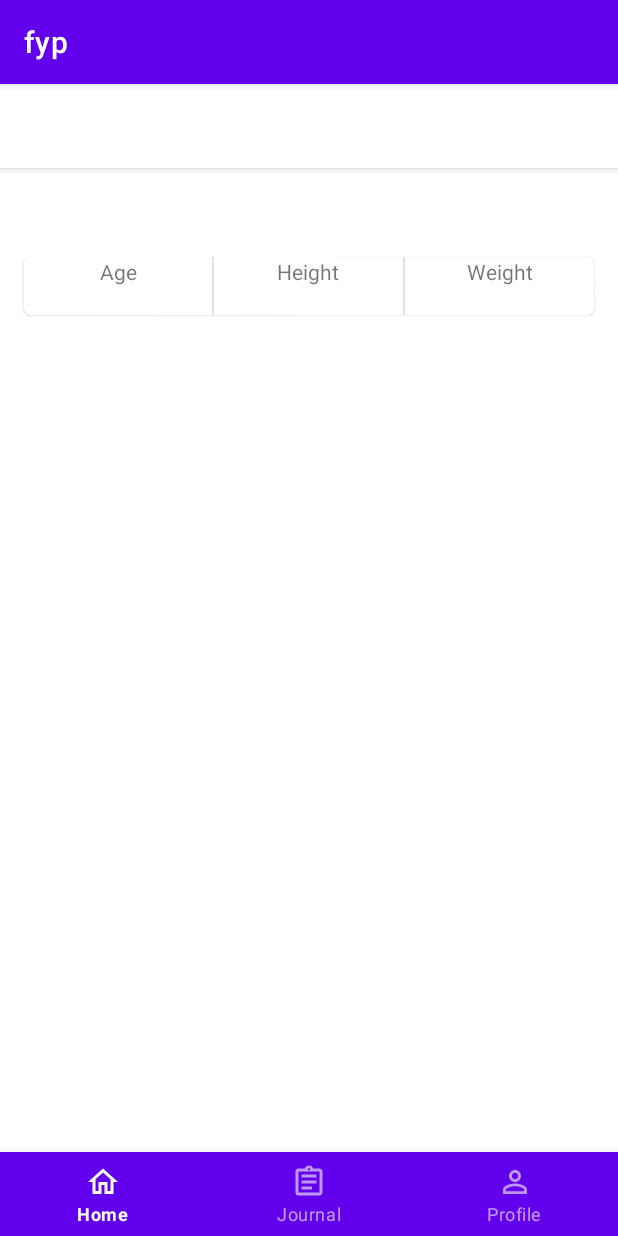
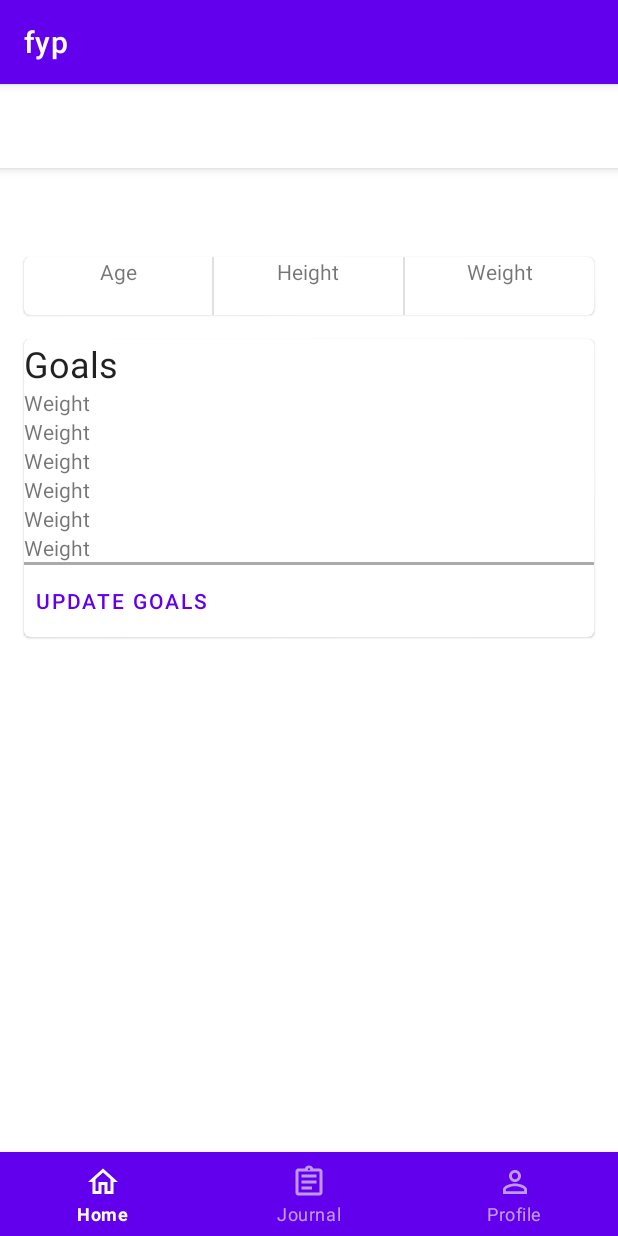
Before and after one commit to arvin07143/calorie-tracking-via-object-detection, an Android app: the fragment UserProfile placed in its activity, on a phone screen of 412 x 824 dp. Run offline under Robolectric (Android 15) with nearby library versions, the phone set to English and light mode, and no system bars; our stand-ins replace Firebase (no records; nobody signed in at launch, a user with empty details on screens opened directly), Volley, data binding; pictures from the network do not load; 5 statements that could not run were skipped.

Commit message:
create ui elements

```diff
--- a/client/android/app/src/main/res/layout/fragment_user_profile.xml
+++ b/client/android/app/src/main/res/layout/fragment_user_profile.xml
@@ -1,6 +1,5 @@
 <?xml version="1.0" encoding="utf-8"?>
-<layout
-    xmlns:android="http://schemas.android.com/apk/res/android"
+<layout xmlns:android="http://schemas.android.com/apk/res/android"
     xmlns:app="http://schemas.android.com/apk/res-auto"
     xmlns:tools="http://schemas.android.com/tools"
     tools:context=".UserProfile">
@@ -44,15 +43,13 @@
             <LinearLayout
                 android:layout_width="match_parent"
                 android:layout_height="match_parent"
-                android:orientation="vertical"
-                >
+                android:orientation="vertical">
 
                 <LinearLayout
                     android:layout_width="match_parent"
                     android:layout_height="match_parent"
                     android:divider="?android:listDivider"
-                    android:showDividers="middle"
-                    >
+                    android:showDividers="middle">
 
                     <TextView
                         android:layout_width="0dp"
@@ -112,6 +109,79 @@
                 </LinearLayout>
             </LinearLayout>
         </com.google.android.material.card.MaterialCardView>
+
+        <com.google.android.material.card.MaterialCardView
+            android:layout_width="match_parent"
+            android:layout_marginStart="16dp"
+            android:layout_marginEnd="16dp"
+            android:layout_height="wrap_content">
+
+            <LinearLayout
+                android:layout_width="match_parent"
+                android:layout_height="wrap_content"
+                android:orientation="vertical">
+
+                <TextView
+                    style="@style/TextAppearance.MaterialComponents.Headline5"
+                    android:layout_width="wrap_content"
+                    android:layout_height="wrap_content"
+                    android:text="Goals" />
+
+                <LinearLayout
+                    android:layout_width="match_parent"
+                    android:layout_height="wrap_content"
+                    android:orientation="vertical">
+
+                    <TextView
+                        android:layout_width="wrap_content"
+                        android:layout_height="wrap_content"
+                        android:text="Weight" />
+
+                    <TextView
+                        android:layout_width="wrap_content"
+                        android:layout_height="wrap_content"
+                        android:text="Weight" />
+
+                    <TextView
+                        android:layout_width="wrap_content"
+                        android:layout_height="wrap_content"
+                        android:text="Weight" />
+                </LinearLayout>
+
+                <LinearLayout
+                    android:layout_width="match_parent"
+                    android:layout_height="wrap_content"
+                    android:orientation="vertical">
+
+                    <TextView
+                        android:layout_width="wrap_content"
+                        android:layout_height="wrap_content"
+                        android:text="Weight" />
+
+                    <TextView
+                        android:layout_width="wrap_content"
+                        android:layout_height="wrap_content"
+                        android:text="Weight" />
+
+                    <TextView
+                        android:layout_width="wrap_content"
+                        android:layout_height="wrap_content"
+                        android:text="Weight" />
+                </LinearLayout>
+
+                <View
+                    android:layout_width="match_parent"
+                    android:layout_height="2dp"
+                    android:background="@android:color/darker_gray" />
+                <Button
+                    style="@style/Widget.MaterialComponents.Button.TextButton"
+                    android:layout_width="wrap_content"
+                    android:layout_height="wrap_content"
+                    android:text="Update Goals" />
+
+            </LinearLayout>
+
+        </com.google.android.material.card.MaterialCardView>
     </LinearLayout>
 
 
--- a/client/android/app/src/main/res/navigation/main_nav.xml
+++ b/client/android/app/src/main/res/navigation/main_nav.xml
@@ -10,4 +10,9 @@
         android:name="com.example.fyp.UserProfile"
         android:label="fragment_user_profile"
         tools:layout="@layout/fragment_user_profile" />
+    <fragment
+        android:id="@+id/home2"
+        android:name="com.example.fyp.Home"
+        android:label="fragment_home"
+        tools:layout="@layout/fragment_home" />
 </navigation>
```
